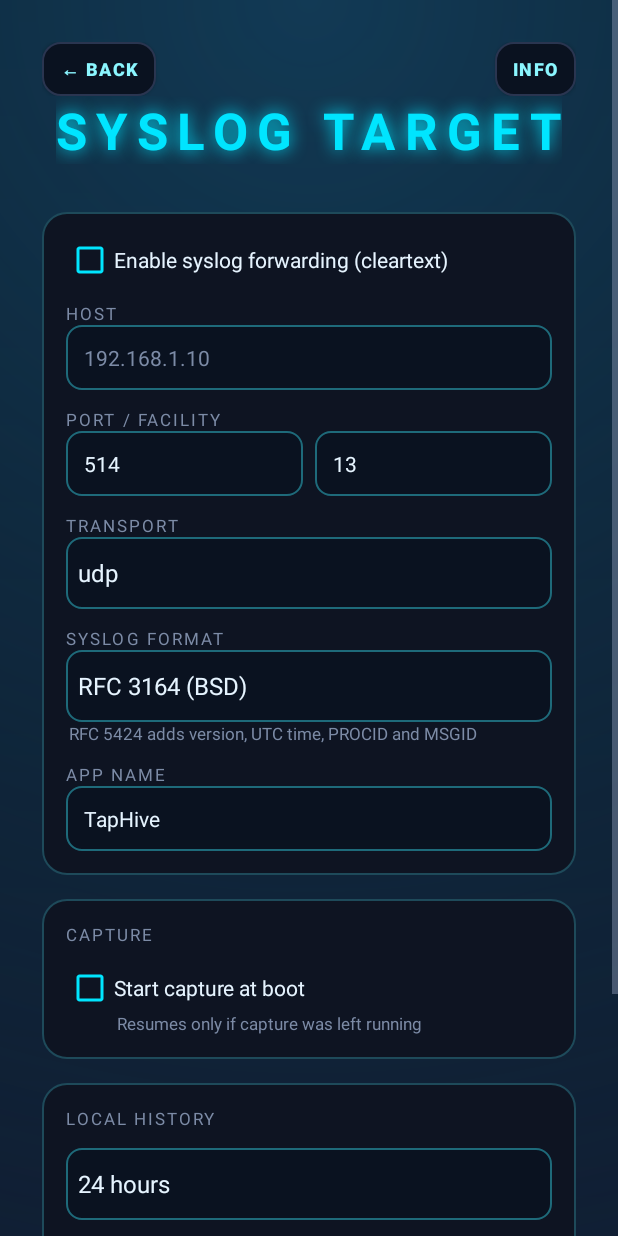
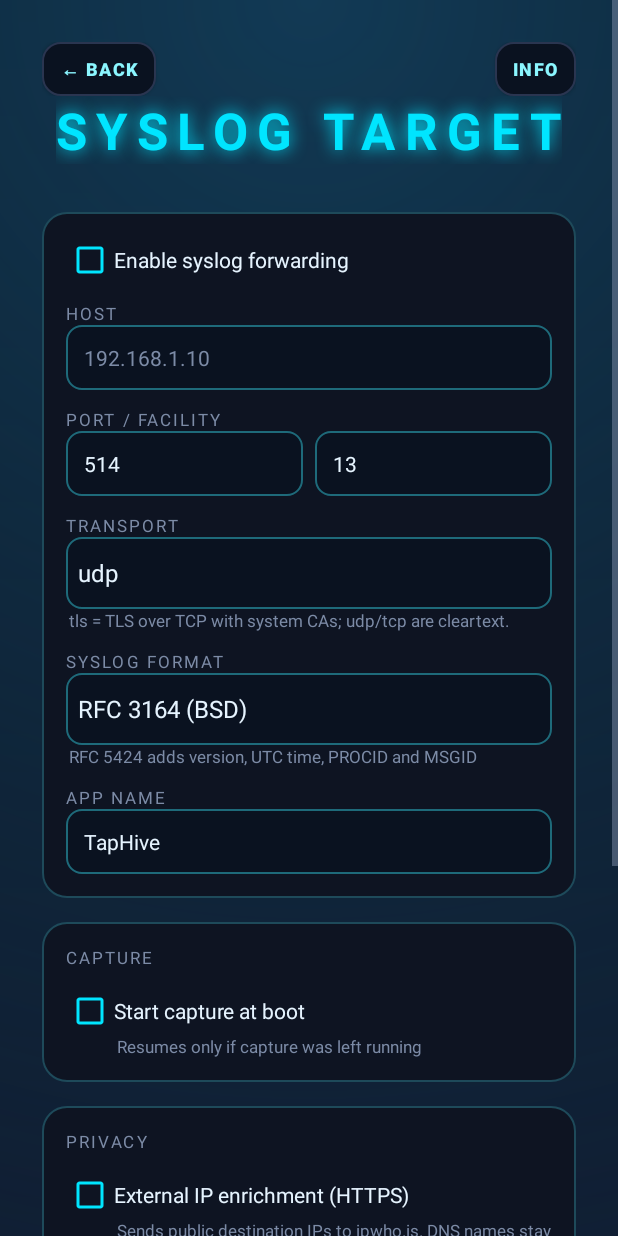
Before and after one commit to bamit99/TapHive, an Android app: the SettingsActivity screen opened directly, with no data from a screen before it, on a phone screen of 412 x 824 dp. Run offline under Robolectric (Android 15) with nearby library versions, the phone set to English and light mode, and no system bars.

Commit message:
Add HTTPS enrichment opt-in and TLS syslog

```diff
--- a/app/src/main/java/com/taphive/app/CaptureService.kt
+++ b/app/src/main/java/com/taphive/app/CaptureService.kt
@@ -118,7 +118,7 @@ class CaptureService : VpnService(), PacketReader.FlowSink {
             tun = TunWriter(fd.fileDescriptor),
             onInbound = { packet, length -> reader?.recordInbound(packet, length) },
             onUdpPayload = { port, payload, length ->
-                if (port == 53) {
+                if (port == 53 && app.prefs.retentionHours > 0) {
                     dnsParser.parse(payload, length).forEach { (ip, name) ->
                         app.database.upsertDnsName(ip, name)
                     }
@@ -185,7 +185,9 @@ class CaptureService : VpnService(), PacketReader.FlowSink {
 
         // The traffic view aggregates the same flow events the syslog path consumes.
         app.tracker.addFlow(flowId, uid, dstIp, dstPort, protocol)
-        app.geoResolver.lookup(dstIp)
+        if (app.prefs.enrichmentEnabled) {
+            app.geoResolver.lookup(dstIp)
+        }
 
         app.sender.enqueue(
             SyslogEvent(
--- a/app/src/main/java/com/taphive/app/Prefs.kt
+++ b/app/src/main/java/com/taphive/app/Prefs.kt
@@ -19,6 +19,10 @@ class Prefs(context: Context) {
     /** 0 = no local history; otherwise how many hours of flows to keep. */
     val retentionHours: Int get() = store.getInt(KEY_RETENTION_HOURS, DEFAULT_RETENTION_HOURS)
 
+    /** Opt-in for sending public destination IPs to the HTTPS enrichment provider. */
+    val enrichmentEnabled: Boolean
+        get() = store.getBoolean(KEY_ENRICHMENT_ENABLED, false)
+
     /** True while the user wants capture active; survives process death. */
     val captureWanted: Boolean get() = store.getBoolean(KEY_CAPTURE_WANTED, false)
 
@@ -38,6 +42,10 @@ class Prefs(context: Context) {
 
     fun setStartAtBoot(enabled: Boolean) {
         store.edit().putBoolean(KEY_START_AT_BOOT, enabled).apply()
+    }
+
+    fun setEnrichmentEnabled(enabled: Boolean) {
+        store.edit().putBoolean(KEY_ENRICHMENT_ENABLED, enabled).apply()
     }
 
     fun markBatteryAsked() {
@@ -81,6 +89,7 @@ class Prefs(context: Context) {
         const val KEY_SYSLOG_FORMAT = "syslog_format"
         const val DEFAULT_SYSLOG_FORMAT = "rfc3164"
         const val KEY_RETENTION_HOURS = "retention_hours"
+        const val KEY_ENRICHMENT_ENABLED = "external_enrichment_enabled"
         const val KEY_CAPTURE_WANTED = "capture_wanted"
         const val KEY_START_AT_BOOT = "start_at_boot"
         const val KEY_BATTERY_ASKED = "battery_asked"
--- a/app/src/main/java/com/taphive/app/SettingsActivity.kt
+++ b/app/src/main/java/com/taphive/app/SettingsActivity.kt
@@ -26,6 +26,7 @@ class SettingsActivity : Activity() {
         val facility = findViewById<EditText>(R.id.syslog_facility)
         val appName = findViewById<EditText>(R.id.syslog_app_name)
         val startAtBoot = findViewById<CheckBox>(R.id.start_at_boot)
+        val enrichment = findViewById<CheckBox>(R.id.enrichment_enabled)
         val retention = findViewById<Spinner>(R.id.retention)
         val error = findViewById<TextView>(R.id.error)
 
@@ -37,7 +38,7 @@ class SettingsActivity : Activity() {
         transport.adapter = ArrayAdapter(
             this,
             android.R.layout.simple_spinner_item,
-            arrayOf("udp", "tcp")
+            arrayOf("udp", "tcp", "tls")
         ).also { it.setDropDownViewResource(android.R.layout.simple_spinner_dropdown_item) }
 
         val formatValues = arrayOf("rfc3164", "rfc5424")
@@ -58,11 +59,18 @@ class SettingsActivity : Activity() {
         enabled.isChecked = prefs.enabled
         host.setText(prefs.host)
         port.setText(prefs.port.toString())
-        transport.setSelection(if (prefs.transport == "tcp") 1 else 0)
+        transport.setSelection(
+            when (prefs.transport) {
+                "tcp" -> 1
+                "tls" -> 2
+                else -> 0
+            }
+        )
         format.setSelection(formatValues.indexOf(prefs.syslogFormat).coerceAtLeast(0))
         facility.setText(prefs.facility.toString())
         appName.setText(prefs.appName)
         startAtBoot.isChecked = prefs.startAtBoot
+        enrichment.isChecked = prefs.enrichmentEnabled
         retention.setSelection(
             retentionHours.indexOf(prefs.retentionHours).coerceAtLeast(0)
         )
@@ -87,6 +95,7 @@ class SettingsActivity : Activity() {
                 }
             }
             prefs.setStartAtBoot(startAtBoot.isChecked)
+            prefs.setEnrichmentEnabled(enrichment.isChecked)
             prefs.saveRetention(retentionHours[retention.selectedItemPosition])
             app.database.prune()
             prefs.save(
--- a/app/src/main/java/com/taphive/app/TapHiveApp.kt
+++ b/app/src/main/java/com/taphive/app/TapHiveApp.kt
@@ -24,7 +24,7 @@ class TapHiveApp : Application() {
         database = TrafficDatabase(this, prefs)
         database.prune()
         tracker = TrafficTracker()
-        geoResolver = IpGeoResolver(this, database)
+        geoResolver = IpGeoResolver(database)
         appNameResolver = AppNameResolver(this)
 
         // Capture resume is driven by MainActivity (explicit foreground entry) or
--- a/app/src/main/java/com/taphive/app/TrafficDatabase.kt
+++ b/app/src/main/java/com/taphive/app/TrafficDatabase.kt
@@ -92,6 +92,7 @@ class TrafficDatabase(
         val hours = prefs.retentionHours
         if (hours <= 0) {
             db.execSQL("DELETE FROM flows")
+            db.execSQL("DELETE FROM ip_meta")
         } else {
             val cutoff = System.currentTimeMillis() - hours * 3_600_000L
             db.delete("flows", "ts < ?", arrayOf(cutoff.toString()))
@@ -112,6 +113,7 @@ class TrafficDatabase(
     }
 
     fun upsertGeo(ip: String, country: String?, org: String?) {
+        if (prefs.retentionHours <= 0) return
         writableDatabase.execSQL(
             "INSERT INTO ip_meta(ip, country, org, updated_at) VALUES(?, ?, ?, ?) " +
                 "ON CONFLICT(ip) DO UPDATE SET " +
@@ -123,7 +125,7 @@ class TrafficDatabase(
     }
 
     fun upsertDnsName(ip: String, name: String) {
-        if (name.isBlank()) return
+        if (name.isBlank() || prefs.retentionHours <= 0) return
         writableDatabase.execSQL(
             "INSERT INTO ip_meta(ip, dns_name, updated_at) VALUES(?, ?, ?) " +
                 "ON CONFLICT(ip) DO UPDATE SET " +
--- a/app/src/main/res/layout/activity_settings.xml
+++ b/app/src/main/res/layout/activity_settings.xml
@@ -57,7 +57,7 @@
                 android:layout_width="match_parent"
                 android:layout_height="wrap_content"
                 android:buttonTint="@color/neon_cyan"
-                android:text="Enable syslog forwarding (cleartext)"
+                android:text="@string/syslog_enable_label"
                 android:textColor="@color/neon_text" />
 
             <TextView
@@ -119,6 +119,14 @@
                 android:layout_width="match_parent"
                 android:layout_height="48dp"
                 android:background="@drawable/neon_field" />
+
+            <TextView
+                android:layout_width="wrap_content"
+                android:layout_height="wrap_content"
+                android:layout_marginStart="2dp"
+                android:text="@string/tls_hint"
+                android:textColor="@color/neon_muted"
+                android:textSize="11sp" />
 
             <TextView
                 android:layout_width="wrap_content"
@@ -198,6 +206,37 @@
             <TextView
                 android:layout_width="wrap_content"
                 android:layout_height="wrap_content"
+                android:text="@string/privacy_title"
+                style="@style/NeonLabel" />
+
+            <CheckBox
+                android:id="@+id/enrichment_enabled"
+                android:layout_width="match_parent"
+                android:layout_height="wrap_content"
+                android:layout_marginTop="12dp"
+                android:buttonTint="@color/neon_cyan"
+                android:text="@string/enrichment_label"
+                android:textColor="@color/neon_text" />
+
+            <TextView
+                android:layout_width="wrap_content"
+                android:layout_height="wrap_content"
+                android:layout_marginStart="34dp"
+                android:text="@string/enrichment_hint"
+                android:textColor="@color/neon_muted"
+                android:textSize="11sp" />
+        </LinearLayout>
+
+        <LinearLayout
+            android:layout_width="match_parent"
+            android:layout_height="wrap_content"
+            android:layout_marginTop="16dp"
+            android:background="@drawable/neon_card"
+            android:orientation="vertical">
+
+            <TextView
+                android:layout_width="wrap_content"
+                android:layout_height="wrap_content"
                 android:text="LOCAL HISTORY"
                 style="@style/NeonLabel" />
 
--- a/app/src/main/res/values/strings.xml
+++ b/app/src/main/res/values/strings.xml
@@ -55,4 +55,9 @@
     <string name="exit_message_idle">Return to the home screen?</string>
     <string name="exit_action">EXIT</string>
     <string name="exit_cancel">CANCEL</string>
+    <string name="privacy_title">PRIVACY</string>
+    <string name="enrichment_label">External IP enrichment (HTTPS)</string>
+    <string name="enrichment_hint">Sends public destination IPs to ipwho.is. DNS names stay on-device.</string>
+    <string name="tls_hint">tls = TLS over TCP with system CAs; udp/tcp are cleartext.</string>
+    <string name="syslog_enable_label">Enable syslog forwarding</string>
 </resources>
```
Also changed, not shown: app/src/main/java/com/taphive/app/IpGeoResolver.kt (+111 -85 lines), app/src/main/java/com/taphive/app/SyslogSender.kt (+39 -2 lines), app/src/main/res/xml/network_security_config.xml (+3 -4 lines), 1 other file.
